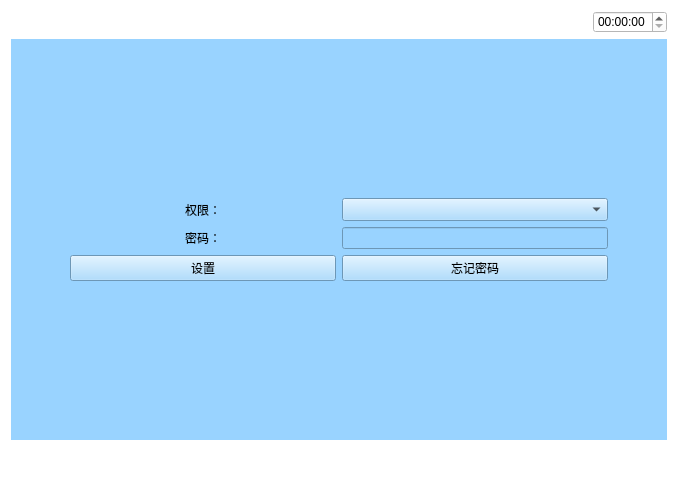
This is WeighSensor/page1.ui in xsw258x2s5w8/WeightSensor as Qt 5 draws it before an edit. The edited form follows.
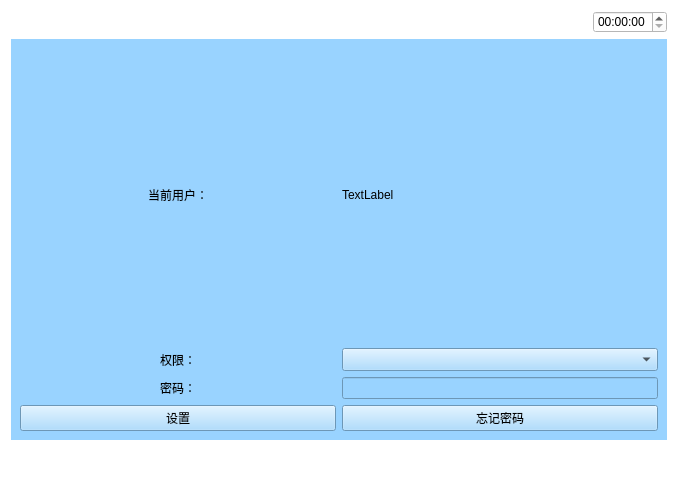
This is the edited form. Icons and pictures are not drawn.

Diff of the .ui file:
```diff
--- a/WeighSensor/page1.ui
+++ b/WeighSensor/page1.ui
@@ -16,7 +16,7 @@
   <property name="styleSheet">
    <string notr="true">background-color: rgb(255, 255, 255);</string>
   </property>
-  <layout class="QVBoxLayout" name="verticalLayout_3" stretch="1,5,1">
+  <layout class="QVBoxLayout" name="verticalLayout_3" stretch="1,0,1">
    <item>
     <layout class="QHBoxLayout" name="horizontalLayout_5">
      <item>
@@ -107,12 +107,28 @@
      <property name="styleSheet">
       <string notr="true">background-color: rgb(153, 211, 255);</string>
      </property>
-     <layout class="QVBoxLayout" name="verticalLayout_2">
-      <item>
        <layout class="QVBoxLayout" name="verticalLayout">
-        <property name="margin">
-         <number>50</number>
-        </property>
+      <item>
+       <layout class="QHBoxLayout" name="horizontalLayout">
+        <item>
+         <widget class="QLabel" name="label_2">
+          <property name="text">
+           <string>当前用户：</string>
+          </property>
+          <property name="alignment">
+           <set>Qt::AlignCenter</set>
+          </property>
+         </widget>
+        </item>
+        <item>
+         <widget class="QLabel" name="userName">
+          <property name="text">
+           <string>TextLabel</string>
+          </property>
+         </widget>
+        </item>
+       </layout>
+      </item>
         <item>
          <layout class="QHBoxLayout" name="horizontalLayout_7">
           <item>
@@ -164,7 +180,7 @@
            </widget>
           </item>
           <item>
-           <widget class="QLineEdit" name="lineEdit">
+         <widget class="QLineEdit" name="password">
             <property name="sizePolicy">
              <sizepolicy hsizetype="Preferred" vsizetype="Fixed">
               <horstretch>0</horstretch>
@@ -190,8 +206,6 @@
              <string>忘记密码</string>
             </property>
            </widget>
-          </item>
-         </layout>
         </item>
        </layout>
       </item>
```
Lines whose indentation alone changed are shown as unchanged.
